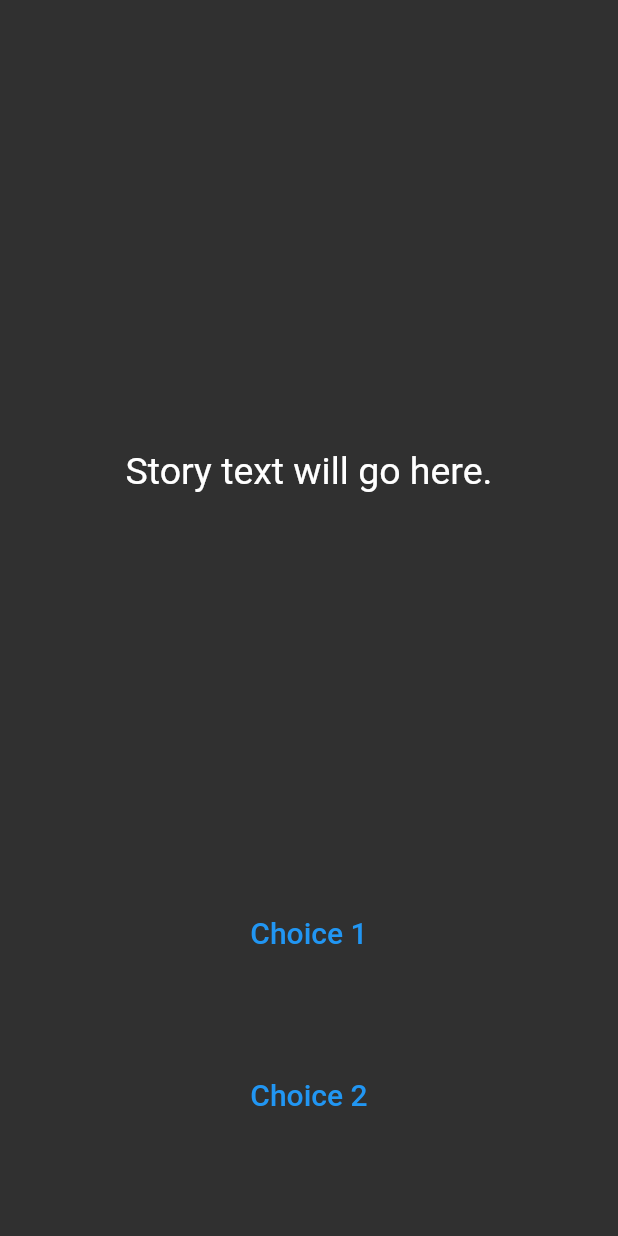
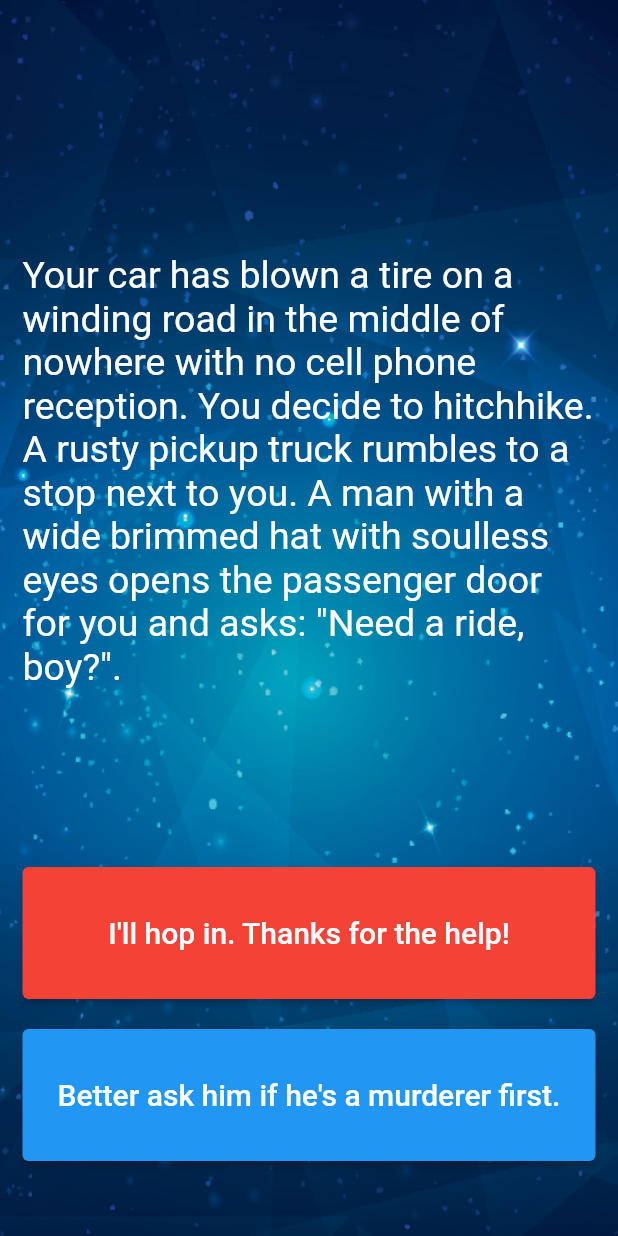
Before and after one commit to lucas-marianno/Flutter_Development_Bootcamp, a Flutter app: the screen it shows after launch, on a phone screen of 412 x 824 dp. Run offline on Flutter 3.47's test engine with Material 2 defaults, Android fonts, the light colour scheme and no system bars; missing offline and left inert: audiofileplayer.

Commit message:
step 18 done

```diff
--- a/destini/analysis_options.yaml
+++ b/destini/analysis_options.yaml
@@ -7,7 +7,7 @@
 
 # The following line activates a set of recommended lints for Flutter apps,
 # packages, and plugins designed to encourage good coding practices.
-include: package:flutter_lints/flutter.yaml
+# include: package:flutter_lints/flutter.yaml
 
 linter:
   # The lint rules applied to this project can be customized in the
--- a/destini/lib/main.dart
+++ b/destini/lib/main.dart
@@ -1,19 +1,24 @@
+import 'package:destini_challenge_starting/story_brain.dart';
 import 'package:flutter/material.dart';
 
-//TODO: Step 15 - Run the app and see if you can see the screen update with the first story. Delete this TODO if it looks as you expected.
+//DONE: Step 15 - Run the app and see if you can see the screen update with the
+// first story. Delete this TO DO if it looks as you expected.
 
 void main() => runApp(Destini());
 
 class Destini extends StatelessWidget {
   Widget build(BuildContext context) {
     return MaterialApp(
+      debugShowCheckedModeBanner: false,
       theme: ThemeData.dark(),
       home: StoryPage(),
     );
   }
 }
 
-//TODO: Step 9 - Create a new storyBrain object from the StoryBrain class.
+//DONE: Step 9 - Create a new storyBrain object from the StoryBrain class.
+
+StoryBrain storyBrain = StoryBrain();
 
 class StoryPage extends StatefulWidget {
   _StoryPageState createState() => _StoryPageState();
@@ -24,7 +29,13 @@
   Widget build(BuildContext context) {
     return Scaffold(
       body: Container(
-        //TODO: Step 1 - Add background.png to this Container as a background image.
+        //DONE: Step 1 - Add background.png to this Container as a background image.
+        decoration: BoxDecoration(
+          image: DecorationImage(
+            image: AssetImage("images/background.png"),
+            fit: BoxFit.fill,
+          ),
+        ),
         padding: EdgeInsets.symmetric(vertical: 50.0, horizontal: 15.0),
         constraints: BoxConstraints.expand(),
         child: SafeArea(
@@ -35,8 +46,9 @@
                 flex: 12,
                 child: Center(
                   child: Text(
-                    //TODO: Step 10 - use the storyBrain to get the first story title and display it in this Text Widget.
-                    'Story text will go here.',
+                    //DONE: Step 10 - use the storyBrain to get the first story
+                    // title and display it in this Text Widget.
+                    storyBrain.getStory(),
                     style: TextStyle(
                       fontSize: 25.0,
                     ),
@@ -45,15 +57,17 @@
               ),
               Expanded(
                 flex: 2,
-                child: TextButton(
+                child: ElevatedButton(
                   onPressed: () {
                     //Choice 1 made by user.
-                    //TODO: Step 18 - Call the nextStory() method from storyBrain and pass the number 1 as the choice made by the user.
+                    //DONE: Step 18 - Call the nextStory() method from storyBrain
+                    // and pass the number 1 as the choice made by the user.
+                    storyBrain.nextStory(1);
                   },
-                  //color: Colors.red,
+                  style: ElevatedButton.styleFrom(backgroundColor: Colors.red),
                   child: Text(
-                    //TODO: Step 13 - Use the storyBrain to get the text for choice 1.
-                    'Choice 1',
+                    //DONE: Step 13 - Use the storyBrain to get the text for choice 1.
+                    storyBrain.getChoice1(),
                     style: TextStyle(
                       fontSize: 20.0,
                     ),
@@ -67,15 +81,15 @@
                 flex: 2,
                 //TODO: Step 26 - Use a Flutter Visibility Widget to wrap this FlatButton.
                 //TODO: Step 28 - Set the "visible" property of the Visibility Widget to equal the output from the buttonShouldBeVisible() method in the storyBrain.
-                child: TextButton(
+                child: ElevatedButton(
                   onPressed: () {
                     //Choice 2 made by user.
                     //TODO: Step 19 - Call the nextStory() method from storyBrain and pass the number 2 as the choice made by the user.
                   },
-                  //color: Colors.blue,
+                  style: ElevatedButton.styleFrom(backgroundColor: Colors.blue),
                   child: Text(
-                    //TODO: Step 14 - Use the storyBrain to get the text for choice 2.
-                    'Choice 2',
+                    //DONE: Step 14 - Use the storyBrain to get the text for choice 2.
+                    storyBrain.getChoice2(),
                     style: TextStyle(
                       fontSize: 20.0,
                     ),
--- a/destini/lib/story_brain.dart
+++ b/destini/lib/story_brain.dart
@@ -1,54 +1,69 @@
-//TODO: Step 6 - import the story.dart file into this file.
+import 'story.dart';
 
-//TODO: Step 5 - Create a new class called StoryBrain.
+//DONE: Step 5 - Create a new class called StoryBrain.
 
-//TODO: Step 7 - Uncomment the lines below to include storyData as a private property in StoryBrain. Hint: You might need to change something in story.dart to make this work.
+//DONE: Step 6 - import the story.dart file into this file.
 
-//List<Story> _storyData = [
-//  Story(
-//      storyTitle:
-//      'Your car has blown a tire on a winding road in the middle of nowhere with no cell phone reception. You decide to hitchhike. A rusty pickup truck rumbles to a stop next to you. A man with a wide brimmed hat with soulless eyes opens the passenger door for you and asks: "Need a ride, boy?".',
-//      choice1: 'I\'ll hop in. Thanks for the help!',
-//      choice2: 'Better ask him if he\'s a murderer first.'),
-//  Story(
-//      storyTitle: 'He nods slowly, unphased by the question.',
-//      choice1: 'At least he\'s honest. I\'ll climb in.',
-//      choice2: 'Wait, I know how to change a tire.'),
-//  Story(
-//      storyTitle:
-//      'As you begin to drive, the stranger starts talking about his relationship with his mother. He gets angrier and angrier by the minute. He asks you to open the glovebox. Inside you find a bloody knife, two severed fingers, and a cassette tape of Elton John. He reaches for the glove box.',
-//      choice1: 'I love Elton John! Hand him the cassette tape.',
-//      choice2: 'It\'s him or me! You take the knife and stab him.'),
-//  Story(
-//      storyTitle:
-//      'What? Such a cop out! Did you know traffic accidents are the second leading cause of accidental death for most adult age groups?',
-//      choice1: 'Restart',
-//      choice2: ''),
-//  Story(
-//      storyTitle:
-//      'As you smash through the guardrail and careen towards the jagged rocks below you reflect on the dubious wisdom of stabbing someone while they are driving a car you are in.',
-//      choice1: 'Restart',
-//      choice2: ''),
-//  Story(
-//      storyTitle:
-//      'You bond with the murderer while crooning verses of "Can you feel the love tonight". He drops you off at the next town. Before you go he asks you if you know any good places to dump bodies. You reply: "Try the pier".',
-//      choice1: 'Restart',
-//      choice2: '')
-//];
+class StoryBrain {
+  //DONE: Step 8 - Create a method called getStory() that returns the first
+  // storyTitle from _storyData.
+
+  String getStory() => _storyData[0].storyTitle;
+
+  //DONE: Step 11 - Create a method called getChoice1() that returns the text for
+  // the first choice1 from _storyData.
+  String getChoice1() => _storyData[0].choice1;
+  //DONE: Step 12 - Create a method called getChoice2() that returns the text for
+  // the first choice2 from _storyData.
+  String getChoice2() => _storyData[0].choice2;
+
+  //DONE: Step 16 - Create a property called storyNumber which starts with a value
+  // of 0. This will be used to track which story the user is currently viewing.
+  int storyNumber = 0;
+  //DONE: Step 17 - Create a method called nextStory(), it should not have any
+  // outputs but it should have 1 input called choiceNumber which will be the
+  // choice number (int) made by the user.
+  void nextStory(int choiceNumber) {}
+
+  //DONE: Step 7 - Uncomment the lines below to include storyData as a private
+  // property in StoryBrain (ctrl+k ctrl+c to comment, ctrl+k ctrl+u to uncomment).
+  // Hint: You might need to change something in story.dart to make this work.
+  List<Story> _storyData = const [
+    Story(
+        storyTitle:
+            'Your car has blown a tire on a winding road in the middle of nowhere with no cell phone reception. You decide to hitchhike. A rusty pickup truck rumbles to a stop next to you. A man with a wide brimmed hat with soulless eyes opens the passenger door for you and asks: "Need a ride, boy?".',
+        choice1: 'I\'ll hop in. Thanks for the help!',
+        choice2: 'Better ask him if he\'s a murderer first.'),
+    Story(
+        storyTitle: 'He nods slowly, unphased by the question.',
+        choice1: 'At least he\'s honest. I\'ll climb in.',
+        choice2: 'Wait, I know how to change a tire.'),
+    Story(
+        storyTitle:
+            'As you begin to drive, the stranger starts talking about his relationship with his mother. He gets angrier and angrier by the minute. He asks you to open the glovebox. Inside you find a bloody knife, two severed fingers, and a cassette tape of Elton John. He reaches for the glove box.',
+        choice1: 'I love Elton John! Hand him the cassette tape.',
+        choice2: 'It\'s him or me! You take the knife and stab him.'),
+    Story(
+        storyTitle:
+            'What? Such a cop out! Did you know traffic accidents are the second leading cause of accidental death for most adult age groups?',
+        choice1: 'Restart',
+        choice2: ''),
+    Story(
+        storyTitle:
+            'As you smash through the guardrail and careen towards the jagged rocks below you reflect on the dubious wisdom of stabbing someone while they are driving a car you are in.',
+        choice1: 'Restart',
+        choice2: ''),
+    Story(
+        storyTitle:
+            'You bond with the murderer while crooning verses of "Can you feel the love tonight". He drops you off at the next town. Before you go he asks you if you know any good places to dump bodies. You reply: "Try the pier".',
+        choice1: 'Restart',
+        choice2: '')
+  ];
+}
 
 //TODO: Step 23 - Use the storyNumber property inside getStory(), getChoice1() and getChoice2() so that it gets the updated story and choices rather than always just the first (0th) one.
 
-//TODO: Step 8 - Create a method called getStory() that returns the first storyTitle from _storyData.
-
-//TODO: Step 11 - Create a method called getChoice1() that returns the text for the first choice1 from _storyData.
-
-//TODO: Step 12 - Create a method called getChoice2() that returns the text for the first choice2 from _storyData.
-
 //TODO: Step 25 - Change the storyNumber property into a private property so that only story_brain.dart has access to it. You can do this by right clicking on the name (storyNumber) and selecting Refactor -> Rename to make the change across all the places where it's used.
-
-//TODO: Step 16 - Create a property called storyNumber which starts with a value of 0. This will be used to track which story the user is currently viewing.
-
-//TODO: Step 17 - Create a method called nextStory(), it should not have any outputs but it should have 1 input called choiceNumber which will be the choice number (int) made by the user.
 
 //TODO: Step 20 - Download the story plan here: https://drive.google.com/uc?export=download&id=1KU6EghkO9Hf2hRM0756xFHgNaZyGCou3
 
```
Also changed, not shown: destini/lib/story.dart (+15 -3 lines).
